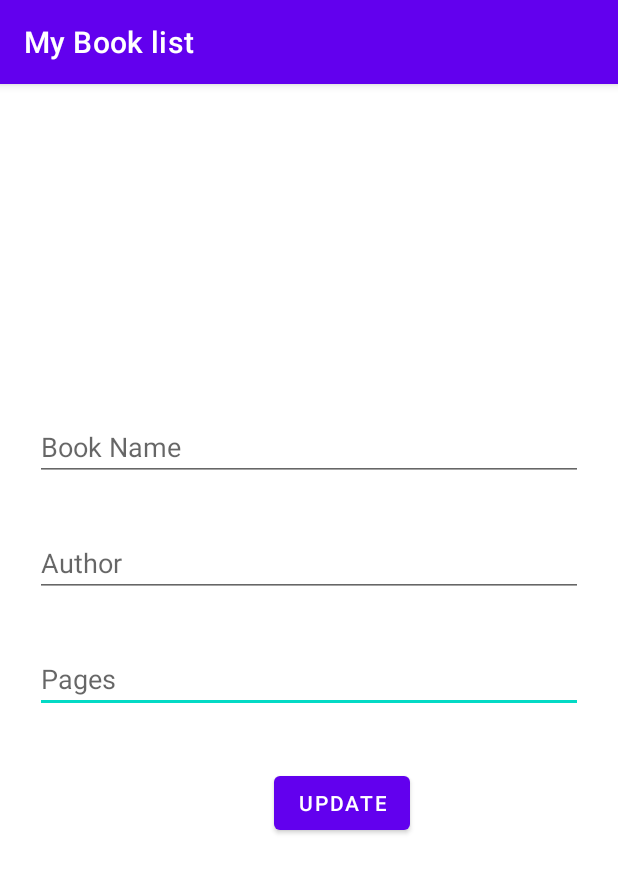
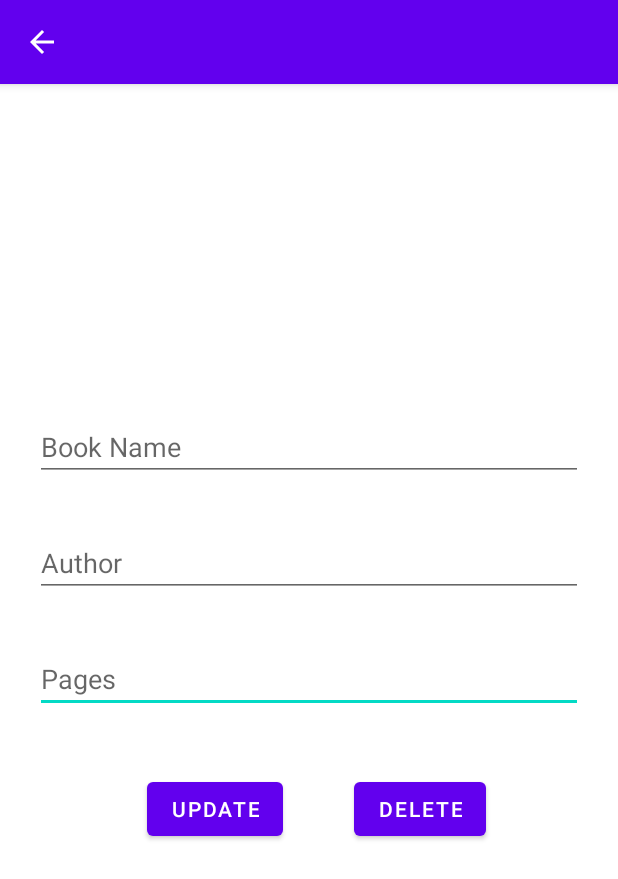
Before and after one commit to saleheen1/MybookList-java-sqlite, an Android app: the UpdateActivity screen opened directly, with no data from a screen before it, on a phone screen of 412 x 824 dp. Shown: the top 879 px of the screen. Run offline under Robolectric (Android 15) with nearby library versions, the phone set to English and light mode, and no system bars.

Commit message:
delete functionality working

```diff
--- a/app/src/main/AndroidManifest.xml
+++ b/app/src/main/AndroidManifest.xml
@@ -9,7 +9,9 @@
         android:roundIcon="@mipmap/ic_launcher_round"
         android:supportsRtl="true"
         android:theme="@style/Theme.Mytodojava">
-        <activity android:name=".UpdateActivity"></activity>
+        <activity android:name=".UpdateActivity"
+            android:parentActivityName=".MainActivity"
+            ></activity>
         <activity
             android:name=".AddItemActivity"
             android:label="Add book"
--- a/app/src/main/java/com/example/mytodo_java/UpdateActivity.java
+++ b/app/src/main/java/com/example/mytodo_java/UpdateActivity.java
@@ -1,7 +1,10 @@
 package com.example.mytodo_java;
 
+import androidx.appcompat.app.ActionBar;
 import androidx.appcompat.app.AppCompatActivity;
 
+import android.app.AlertDialog;
+import android.content.DialogInterface;
 import android.os.Bundle;
 import android.view.View;
 import android.widget.Button;
@@ -10,7 +13,7 @@ import android.widget.Toast;
 
 public class UpdateActivity extends AppCompatActivity {
 EditText title_input,author_input,pages_input;
-Button updatebtn;
+Button updatebtn,deletebtn;
 String title,author,pages,id;
     @Override
     protected void onCreate(Bundle savedInstanceState) {
@@ -21,14 +24,28 @@ String title,author,pages,id;
         author_input = findViewById(R.id.authorName_updateId);
         pages_input = findViewById(R.id.pages_updateId);
         updatebtn = findViewById(R.id.updateItem_btnId);
+        deletebtn = findViewById(R.id.deleteItem_BtnId);
 
         getAndSetIntentData();
+
+        //to change the appbar title we need to call these after getAndSetIntentData() method
+        ActionBar actionBar= getSupportActionBar();
+        if(actionBar !=null){
+            actionBar.setTitle(title);
+        }
 
         updatebtn.setOnClickListener(new View.OnClickListener() {
             @Override
             public void onClick(View v) {
                 DatabaseHelper dbhelper = new DatabaseHelper(UpdateActivity.this);
                 dbhelper.updateData(title_input.getText().toString(),author_input.getText().toString(),pages_input.getText().toString(),id);
+            }
+        });
+
+        deletebtn.setOnClickListener(new View.OnClickListener() {
+            @Override
+            public void onClick(View v) {
+                confirmDialoague();
             }
         });
 
@@ -52,4 +69,26 @@ String title,author,pages,id;
             Toast.makeText(this,"NO data",Toast.LENGTH_SHORT).show();
         }
     }
+
+
+    void confirmDialoague(){
+        AlertDialog.Builder builder = new AlertDialog.Builder(this);
+        builder.setTitle("Delete "+title + " ?");
+        builder.setMessage("Are you sure?");
+        builder.setPositiveButton("Yes", new DialogInterface.OnClickListener() {
+            @Override
+            public void onClick(DialogInterface dialog, int which) {
+                DatabaseHelper databaseHelper = new DatabaseHelper(UpdateActivity.this);
+                databaseHelper.deleteOneRow(id);
+                finish(); //finish() method pops from the current page and gets back to previous page
+            }
+        });
+        builder.setNegativeButton("No", new DialogInterface.OnClickListener() {
+            @Override
+            public void onClick(DialogInterface dialog, int which) {
+
+            }
+        });
+        builder.create().show(); //need to write this to show the alert dialogue
+    }
 }
--- a/app/src/main/res/layout/activity_update.xml
+++ b/app/src/main/res/layout/activity_update.xml
@@ -25,14 +25,21 @@
         android:id="@+id/updateItem_btnId"
         android:layout_width="wrap_content"
         android:layout_height="wrap_content"
-        android:layout_marginStart="159dp"
-        android:layout_marginTop="36dp"
-        android:layout_marginEnd="164dp"
+        android:layout_marginTop="40dp"
+        android:layout_marginEnd="200dp"
         android:text="Update"
         app:layout_constraintEnd_toEndOf="parent"
-        app:layout_constraintHorizontal_bias="0.0"
-        app:layout_constraintStart_toStartOf="parent"
         app:layout_constraintTop_toBottomOf="@+id/pages_updateId" />
+
+    <Button
+        android:id="@+id/deleteItem_BtnId"
+        android:layout_width="wrap_content"
+        android:layout_height="wrap_content"
+        android:text="Delete"
+        app:layout_constraintEnd_toEndOf="parent"
+        app:layout_constraintHorizontal_bias="0.424"
+        app:layout_constraintStart_toEndOf="@+id/updateItem_btnId"
+        app:layout_constraintTop_toTopOf="@+id/updateItem_btnId" />
 
     <EditText
         android:id="@+id/authorName_updateId"
```
Also changed, not shown: app/src/main/java/com/example/mytodo_java/DatabaseHelper.java (+13 -0 lines).
